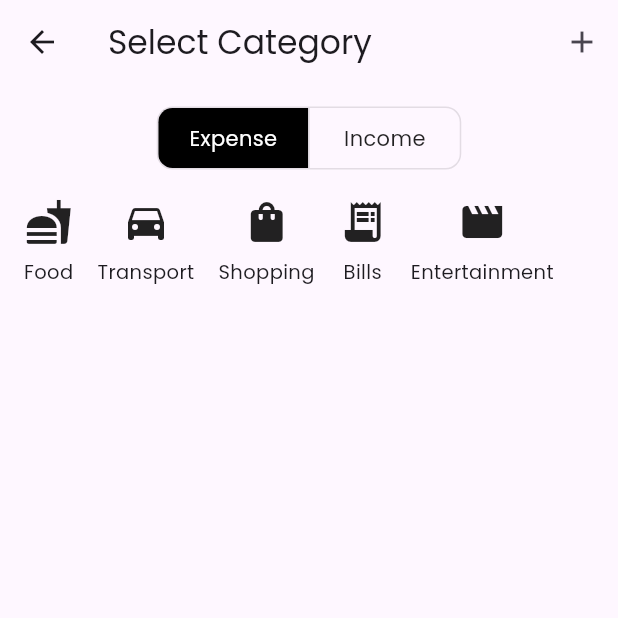
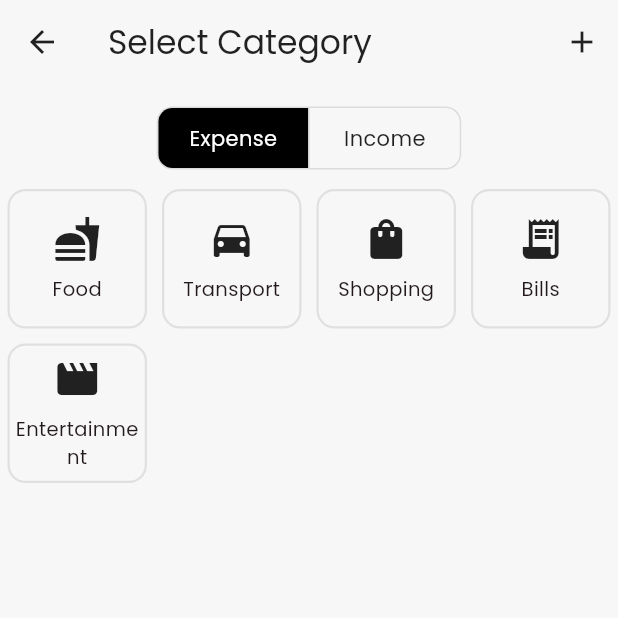
Before and after one commit to negi-tushar/expense_tracker, a Flutter app: the screen it shows after launch, after a tap on "Add Transaction", on a phone screen of 412 x 824 dp, the top half of it. Run offline on Flutter 3.47's test engine with Material 3 defaults, Android fonts, the phone set to English and light mode, and no system bars; our stand-ins replace equatable, fl_chart, flutter_bloc, flutter_slidable, google_fonts, hive and 1 more; accounts and stored records are empty.

Commit message:
Fixed theme

```diff
--- /dev/null
+++ b/lib/constants/theme.dart
@@ -0,0 +1,88 @@
+import 'package:flutter/material.dart';
+import 'package:google_fonts/google_fonts.dart';
+
+class AppTheme {
+  AppTheme._();
+
+  static const Color _offWhite = Color(0xFFF7F7F7);
+  static const Color _white = Colors.white;
+
+  static final ThemeData lightTheme = ThemeData(
+      scaffoldBackgroundColor: _offWhite,
+      fontFamily: GoogleFonts.poppins().fontFamily,
+      colorScheme: ColorScheme.fromSeed(
+        seedColor: Colors.black,
+        primary: Colors.black,
+        onPrimary: _white,
+        background: _offWhite,
+        surface: _white,
+      ),
+
+      // ADDED: Explicitly themeing dialogs, bottom sheets, and drawers
+
+      // 1. Dialog Theme
+      dialogTheme: DialogThemeData(
+        backgroundColor: _white,
+        shape: RoundedRectangleBorder(
+          borderRadius: BorderRadius.circular(16),
+        ),
+      ),
+
+      // 2. Bottom Sheet Theme
+      bottomSheetTheme: BottomSheetThemeData(
+        backgroundColor: _white,
+        shape: const RoundedRectangleBorder(
+          borderRadius: BorderRadius.vertical(top: Radius.circular(20)),
+        ),
+      ),
+
+      // 3. Drawer Theme
+      drawerTheme: const DrawerThemeData(
+        backgroundColor: _white,
+      ),
+      cardTheme: CardThemeData(
+        color: _white,
+        elevation: 1,
+        shape: RoundedRectangleBorder(
+          borderRadius: BorderRadius.circular(12),
+        ),
+      ),
+      appBarTheme: const AppBarTheme(
+        backgroundColor: Colors.transparent,
+        elevation: 0,
+        foregroundColor: Colors.black87,
+        iconTheme: IconThemeData(color: Colors.black87),
+      ),
+      elevatedButtonTheme: ElevatedButtonThemeData(
+        style: ElevatedButton.styleFrom(
+          backgroundColor: Colors.black,
+          foregroundColor: _white,
+          shape: RoundedRectangleBorder(
+            borderRadius: BorderRadius.circular(12),
+          ),
+          padding: const EdgeInsets.symmetric(vertical: 16, horizontal: 24),
+          textStyle: GoogleFonts.poppins(
+            fontWeight: FontWeight.w600,
+            fontSize: 16,
+          ),
+        ),
+      ),
+      inputDecorationTheme: InputDecorationTheme(
+        border: OutlineInputBorder(
+          borderRadius: BorderRadius.circular(12),
+          borderSide: const BorderSide(color: Colors.grey),
+        ),
+        focusedBorder: OutlineInputBorder(
+          borderRadius: BorderRadius.circular(12),
+          borderSide: const BorderSide(color: Colors.black, width: 2),
+        ),
+        labelStyle: GoogleFonts.poppins(color: Colors.black54),
+      ),
+      floatingActionButtonTheme: FloatingActionButtonThemeData(
+          backgroundColor: Colors.black,
+          foregroundColor: _white,
+          extendedTextStyle: GoogleFonts.poppins(fontWeight: FontWeight.w600, fontSize: 16)),
+      textButtonTheme: TextButtonThemeData(
+          style: TextButton.styleFrom(
+              foregroundColor: Colors.black, textStyle: GoogleFonts.poppins(fontWeight: FontWeight.w600))));
+}
--- a/lib/main.dart
+++ b/lib/main.dart
@@ -1,6 +1,7 @@
 import 'package:expense_tracker/blocs/bloc/category_bloc.dart';
 import 'package:expense_tracker/blocs/bloc/category_event.dart';
 import 'package:expense_tracker/blocs/transactions/transaction_bloc.dart';
+import 'package:expense_tracker/constants/theme.dart';
 import 'package:expense_tracker/screens/add_category_screen.dart';
 import 'package:expense_tracker/screens/homescreen.dart';
 import 'package:expense_tracker/screens/reports_screen.dart';
@@ -31,7 +32,7 @@ class MyApp extends StatelessWidget {
     return MaterialApp(
       debugShowCheckedModeBanner: false,
       title: 'Expensely',
-      theme: ThemeData(primarySwatch: Colors.blue, useMaterial3: true),
+      theme: AppTheme.lightTheme,
       initialRoute: '/',
       themeMode: ThemeMode.light,
       routes: {
--- a/lib/screens/category_screen.dart
+++ b/lib/screens/category_screen.dart
@@ -22,27 +22,21 @@ class CategorySelectionScreen extends StatefulWidget {
 
 class _CategorySelectionScreenState extends State<CategorySelectionScreen> {
   bool isIncome = false;
-
   final _amountController = TextEditingController();
   final _noteController = TextEditingController();
   DateTime selectedDate = DateTime.now();
 
+  CategoryModel? _selectedCategory;
+  bool _isInitialLoad = true;
+
   @override
   void initState() {
     super.initState();
-    // If we are editing, pre-fill the state from the transaction
     if (widget.existingTransaction != null) {
       final txn = widget.existingTransaction!;
-      setState(() {
       isIncome = txn.isIncome;
-        // The rest of the data will be pre-filled when the bottom sheet is shown
-      });
     }
   }
-
-  // REMOVED: No longer need local lists
-  // final List<CategoryModel> expenseCategories = [];
-  // final List<CategoryModel> incomeCategories = [];
 
   @override
   void dispose() {
@@ -53,13 +47,10 @@ class _CategorySelectionScreenState extends State<CategorySelectionScreen> {
 
   @override
   Widget build(BuildContext context) {
-    // REMOVED: This logic moves inside the BlocBuilder
-    // final categories = isIncome ? incomeCategories : expenseCategories;
-
     return BlocListener<TransactionBloc, TransactionState>(
       listener: (context, state) {
         if (state is TransactionLoaded) {
-          Navigator.of(context).popUntil((route) => route.isFirst); // Pop back to HomeScreen
+          Navigator.of(context).popUntil((route) => route.isFirst);
         }
       },
       child: Scaffold(
@@ -70,27 +61,35 @@ class _CategorySelectionScreenState extends State<CategorySelectionScreen> {
               icon: const Icon(Icons.add),
               tooltip: "Add Category",
               onPressed: () {
-                // Assuming you have a named route for AddCategoryScreen
                 Navigator.push(context, MaterialPageRoute(builder: (context) => const AddCategoryScreen()));
               },
             ),
           ],
         ),
-        // MODIFIED: Wrap the body's content with a BlocBuilder
         body: BlocBuilder<CategoryBloc, CategoryState>(
           builder: (context, state) {
-            // Handle Loading State
             if (state is CategoryLoading || state is CategoryInitial) {
               return const Center(child: CircularProgressIndicator());
             }
 
-            // Handle Error State
             if (state is CategoryError) {
               return Center(child: Text('Error: ${state.message}'));
             }
 
-            // Handle Loaded State
             if (state is CategoryLoaded) {
+              if (_isInitialLoad && widget.existingTransaction != null) {
+                final categoriesForTxn =
+                    widget.existingTransaction!.isIncome ? state.incomeCategories : state.expenseCategories;
+                try {
+                  _selectedCategory = categoriesForTxn.firstWhere(
+                    (cat) => cat.name == widget.existingTransaction!.categoryName,
+                  );
+                } catch (e) {
+                  _selectedCategory = null;
+                }
+                _isInitialLoad = false;
+              }
+
               final categories = isIncome ? state.incomeCategories : state.expenseCategories;
               return Column(
                 crossAxisAlignment: CrossAxisAlignment.start,
@@ -106,13 +105,13 @@ class _CategorySelectionScreenState extends State<CategorySelectionScreen> {
                               style: GoogleFonts.poppins(color: Colors.grey),
                             ),
                           )
-                        : _buildCategoryWrap(categories),
+                        // MODIFIED: Calling the new GridView method
+                        : _buildCategoryGrid(categories),
                   ),
                 ],
               );
             }
 
-            // Fallback for any other state
             return const Center(child: Text("Something went wrong."));
           },
         ),
@@ -132,6 +131,7 @@ class _CategorySelectionScreenState extends State<CategorySelectionScreen> {
         onPressed: (index) {
           setState(() {
             isIncome = index == 1;
+            _selectedCategory = null;
           });
         },
         children: [
@@ -142,22 +142,62 @@ class _CategorySelectionScreenState extends State<CategorySelectionScreen> {
     );
   }
 
-  Widget _buildCategoryWrap(List<CategoryModel> categories) {
-    return SingleChildScrollView(
-      padding: const EdgeInsets.all(16),
-      child: Wrap(
-        spacing: 16.0,
-        runSpacing: 16.0,
-        alignment: WrapAlignment.center,
-        runAlignment: WrapAlignment.center,
-        children: categories.map((category) {
+  // REPLACED: _buildCategoryWrap is now _buildCategoryGrid
+  Widget _buildCategoryGrid(List<CategoryModel> categories) {
+    return GridView.builder(
+      padding: const EdgeInsets.symmetric(vertical: 10, horizontal: 5),
+      itemCount: categories.length,
+      gridDelegate: const SliverGridDelegateWithFixedCrossAxisCount(
+        crossAxisCount: 4, // Number of columns
+        crossAxisSpacing: 10.0, // Horizontal space between items
+        mainAxisSpacing: 10.0, // Vertical space between items
+        childAspectRatio: 1.0, // Makes the cells square
+      ),
+      itemBuilder: (context, index) {
+        final category = categories[index];
+        final isSelected = _selectedCategory?.key == category.key;
+
         return GestureDetector(
-            onTap: () => _showAddTransactionSheet(category),
+          onTap: () async {
+            setState(() {
+              _selectedCategory = category;
+            });
+            await _showAddTransactionSheet(category);
+            setState(() {
+              _selectedCategory = null;
+            });
+          },
           onLongPress: () {
+            // You can add your confirmation dialog back here if you wish
+            showDialog(
+              context: context,
+              builder: (dialogContext) => AlertDialog(
+                title: const Text('Delete Category'),
+                content: Text("Are you sure you want to delete the '${category.name}' category?"),
+                actions: [
+                  TextButton(onPressed: () => Navigator.pop(dialogContext), child: const Text('Cancel')),
+                  TextButton(
+                    onPressed: () {
                       context.read<CategoryBloc>().add(DeleteCategory(category.key));
+                      Navigator.pop(dialogContext);
                     },
+                    child: const Text('Delete', style: TextStyle(color: Colors.red)),
+                  ),
+                ],
+              ),
+            );
+          },
+          child: Container(
+            decoration: BoxDecoration(
+              color: isSelected ? Colors.black.withOpacity(0.1) : Colors.transparent,
+              borderRadius: BorderRadius.circular(12),
+              border: Border.all(
+                color: isSelected ? Colors.black : Colors.grey.shade300,
+                width: 1.5,
+              ),
+            ),
             child: Column(
-              mainAxisSize: MainAxisSize.min,
+              mainAxisAlignment: MainAxisAlignment.center,
               children: [
                 Icon(
                   IconData(category.iconCodePoint, fontFamily: category.fontFamily ?? 'MaterialIcons'),
@@ -169,31 +209,30 @@ class _CategorySelectionScreenState extends State<CategorySelectionScreen> {
                   category.name,
                   style: GoogleFonts.poppins(fontSize: 13),
                   textAlign: TextAlign.center,
+                  maxLines: 2,
+                  overflow: TextOverflow.ellipsis,
                 ),
               ],
             ),
+          ),
         );
-        }).toList(),
-      ),
+      },
     );
   }
 
-  // _showAddTransactionSheet and _buildTransactionForm methods remain the same...
-  void _showAddTransactionSheet(CategoryModel category) {
-    // If we are editing, pre-fill the controllers
+  Future<void> _showAddTransactionSheet(CategoryModel category) async {
+    // ... This method remains unchanged
     if (widget.existingTransaction != null) {
       final txn = widget.existingTransaction!;
       _amountController.text = txn.amount.toString();
       _noteController.text = txn.note;
       selectedDate = txn.date;
     } else {
-      // If adding a new one, clear the controllers
       _amountController.clear();
       _noteController.clear();
       selectedDate = DateTime.now();
     }
-
-    showModalBottomSheet(
+    await showModalBottomSheet(
       context: context,
       isScrollControlled: true,
       shape: const RoundedRectangleBorder(
@@ -211,7 +250,7 @@ class _CategorySelectionScreenState extends State<CategorySelectionScreen> {
             children: [
               Center(
                 child: Text(
-                  "Add ${category.name} Transaction",
+                  "${widget.existingTransaction != null ? 'Update' : 'Add'} ${category.name} Transaction",
                   style: GoogleFonts.poppins(fontSize: 16, fontWeight: FontWeight.w600),
                 ),
               ),
@@ -225,6 +264,7 @@ class _CategorySelectionScreenState extends State<CategorySelectionScreen> {
   }
 
   Widget _buildTransactionForm(BuildContext context, CategoryModel category) {
+    // ... This method remains unchanged
     return Column(
       crossAxisAlignment: CrossAxisAlignment.start,
       children: [
@@ -277,30 +317,25 @@ class _CategorySelectionScreenState extends State<CategorySelectionScreen> {
             onPressed: () {
               final amount = double.tryParse(_amountController.text) ?? 0.0;
               final note = _noteController.text.trim();
-
               if (amount <= 0) {
                 ScaffoldMessenger.of(context).showSnackBar(
                   const SnackBar(content: Text("Please enter a valid amount")),
                 );
                 return;
               }
-
               if (widget.existingTransaction != null) {
-                // UPDATE EXISTING TRANSACTION
                 final updatedTransaction = TransactionModel(
-                  id: widget.existingTransaction!.id, // Use the original ID
+                  id: widget.existingTransaction!.id,
                   amount: amount,
                   note: note,
                   date: selectedDate,
-                  categoryName: category.name, // The newly selected category name
+                  categoryName: category.name,
                   isIncome: isIncome,
-                  icon: category.iconCodePoint, // The newly selected category icon
+                  icon: category.iconCodePoint,
                 );
-                // The 'key' from HiveObject will be preserved automatically
-                updatedTransaction.id = widget.existingTransaction!.id;
+                updatedTransaction.id = widget.existingTransaction!.key;
                 context.read<TransactionBloc>().add(UpdateTransaction(updatedTransaction));
               } else {
-                // ADD NEW TRANSACTION (your existing logic)
                 final newTransaction = TransactionModel(
                   id: DateTime.now().millisecondsSinceEpoch.toString(),
                   amount: amount,
@@ -312,14 +347,12 @@ class _CategorySelectionScreenState extends State<CategorySelectionScreen> {
                 );
                 context.read<TransactionBloc>().add(AddTransaction(newTransaction));
               }
-
-              Navigator.pop(context); // Close bottom sheet
-              // If editing, pop twice to go back to home screen
+              Navigator.pop(context);
               if (widget.existingTransaction != null) {
                 Navigator.pop(context);
               }
             },
-            child: const Text("Add Transaction"),
+            child: Text(widget.existingTransaction != null ? 'Update Transaction' : 'Add Transaction'),
           ),
         ),
         const SizedBox(height: 16),
--- a/lib/screens/homescreen.dart
+++ b/lib/screens/homescreen.dart
@@ -2,6 +2,7 @@ import 'package:expense_tracker/blocs/transactions/transaction_bloc.dart';
 import 'package:expense_tracker/blocs/transactions/transaction_event.dart';
 import 'package:expense_tracker/blocs/transactions/transaction_state.dart';
 import 'package:expense_tracker/models/transaction_model.dart';
+import 'package:expense_tracker/screens/add_category_screen.dart';
 import 'package:expense_tracker/screens/category_screen.dart';
 import 'package:expense_tracker/widgets/app_drawer.dart';
 import 'package:flutter/material.dart';
@@ -49,7 +50,7 @@ class _HomeScreenState extends State<HomeScreen> {
               // Already on home, just close drawer
               break;
             case "categories":
-              Navigator.push(context, MaterialPageRoute(builder: (_) => const Text("data")));
+              Navigator.push(context, MaterialPageRoute(builder: (_) => const AddCategoryScreen()));
               break;
             case "reports":
               Navigator.pushNamed(context, '/reports');
--- a/lib/widgets/app_drawer.dart
+++ b/lib/widgets/app_drawer.dart
@@ -32,9 +32,9 @@ class AppDrawer extends StatelessWidget {
           _buildMenuItem(context, icon: Icons.home, title: "Home", id: "home"),
           _buildMenuItem(context, icon: Icons.category, title: "Manage Categories", id: "categories"),
           _buildMenuItem(context, icon: Icons.bar_chart, title: "Reports", id: "reports"),
-          _buildMenuItem(context, icon: Icons.settings, title: "Settings", id: "settings"),
+          // _buildMenuItem(context, icon: Icons.settings, title: "Settings", id: "settings"),
           const Divider(),
-          _buildMenuItem(context, icon: Icons.info_outline, title: "About", id: "about"),
+          // _buildMenuItem(context, icon: Icons.info_outline, title: "About", id: "about"),
         ],
       ),
     );
```
Also changed, not shown: pubspec.lock, 4 other files. Lines whose indentation alone changed are shown as unchanged.
